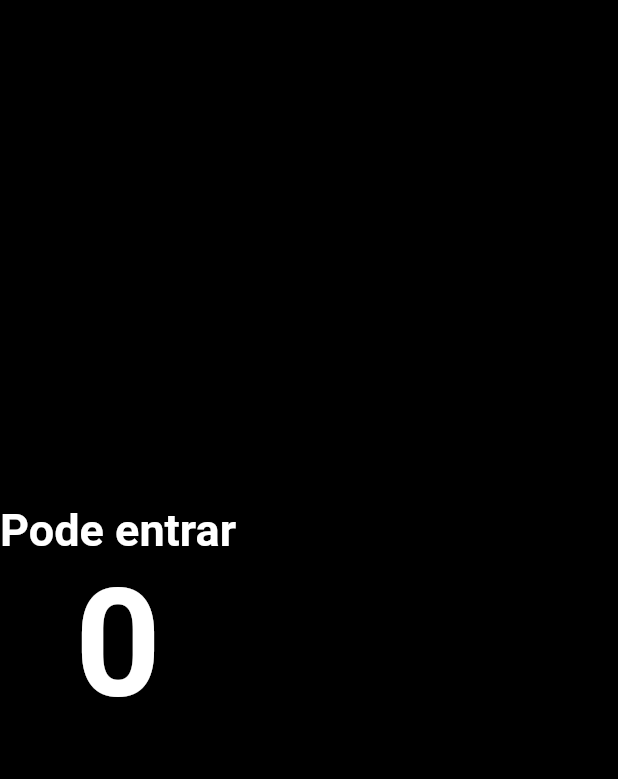
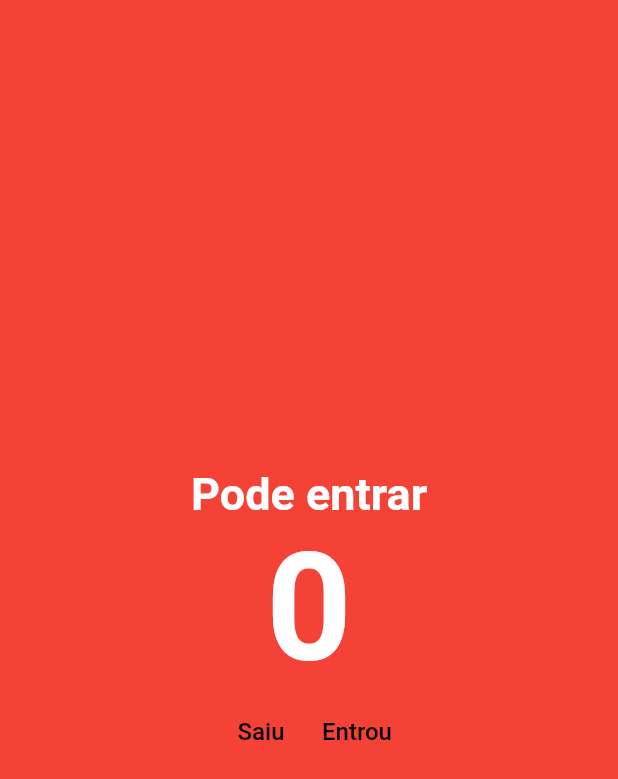
Before and after one commit to mercurio236/contador-flutter, a Flutter app: the screen it shows after launch, on a phone screen of 412 x 824 dp. Shown: the top 779 px of the screen. Run offline on Flutter 3.47's test engine with Material 2 defaults, Android fonts, the phone set to English and light mode, and no system bars.

Commit message:
feat: criando botões

```diff
--- a/lib/main.dart
+++ b/lib/main.dart
@@ -20,18 +20,29 @@
 class HomePage extends StatelessWidget {
   const HomePage({super.key});
 
+  void decrement() {
+    print('Decrement');
+  }
+
+  void increment() {
+    print('increment');
+  }
+
   @override
   Widget build(BuildContext context) {
     //scaffold é como se fosse um andaime, um modelo para criar as paginas
     return Scaffold(
-      backgroundColor: Colors.black,
+      backgroundColor: Colors.red,
       body: Column(
         mainAxisAlignment: MainAxisAlignment.center,
-        children: const [
+        children: [
           Text(
             'Pode entrar',
             style: TextStyle(
-                fontSize: 30, color: Colors.white, fontWeight: FontWeight.w700),
+              fontSize: 30,
+              color: Colors.white,
+              fontWeight: FontWeight.w700,
+            ),
           ),
           Text(
             '0',
@@ -40,6 +51,28 @@
               fontWeight: FontWeight.w700,
               fontSize: 100,
             ),
+          ),
+          Row(
+            mainAxisAlignment: MainAxisAlignment.center,
+            children: [
+              TextButton(
+                onPressed: decrement,
+                child: Text(
+                  'Saiu',
+                  style: TextStyle(
+                    color: Colors.black,
+                    fontSize: 16
+                  ),
+                ),
+              ),
+              TextButton(
+                onPressed: increment,
+                child: Text(
+                  'Entrou',
+                  style: TextStyle(color: Colors.black, fontSize: 16),
+                ),
+              )
+            ],
           )
         ],
       ),
```
